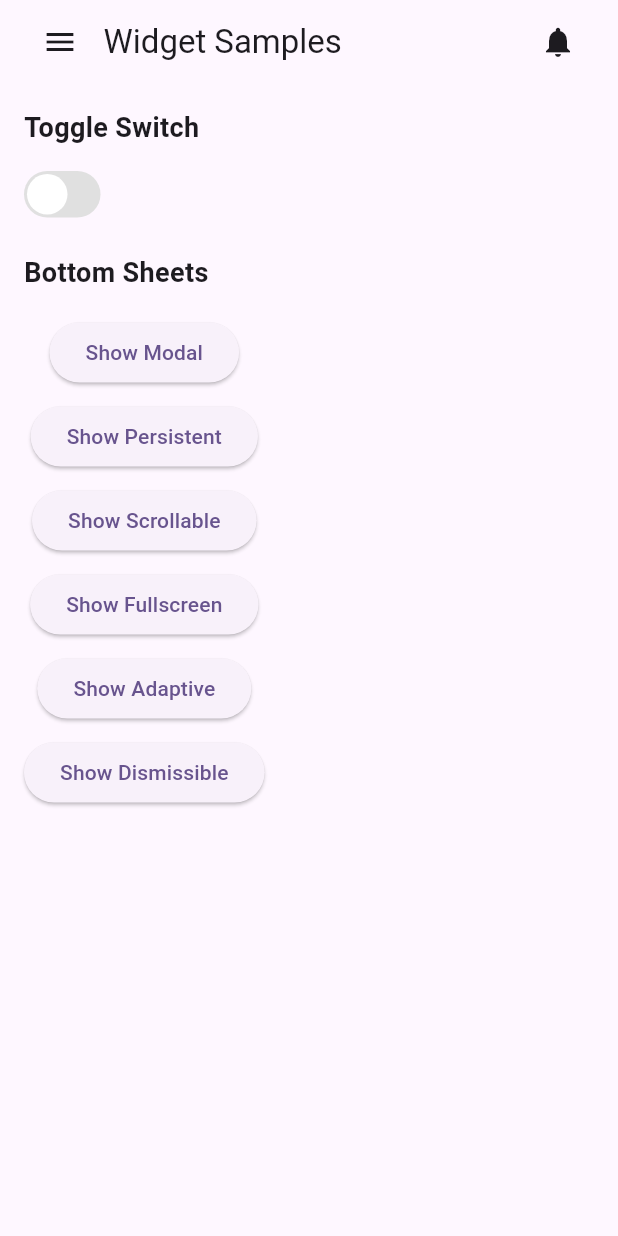
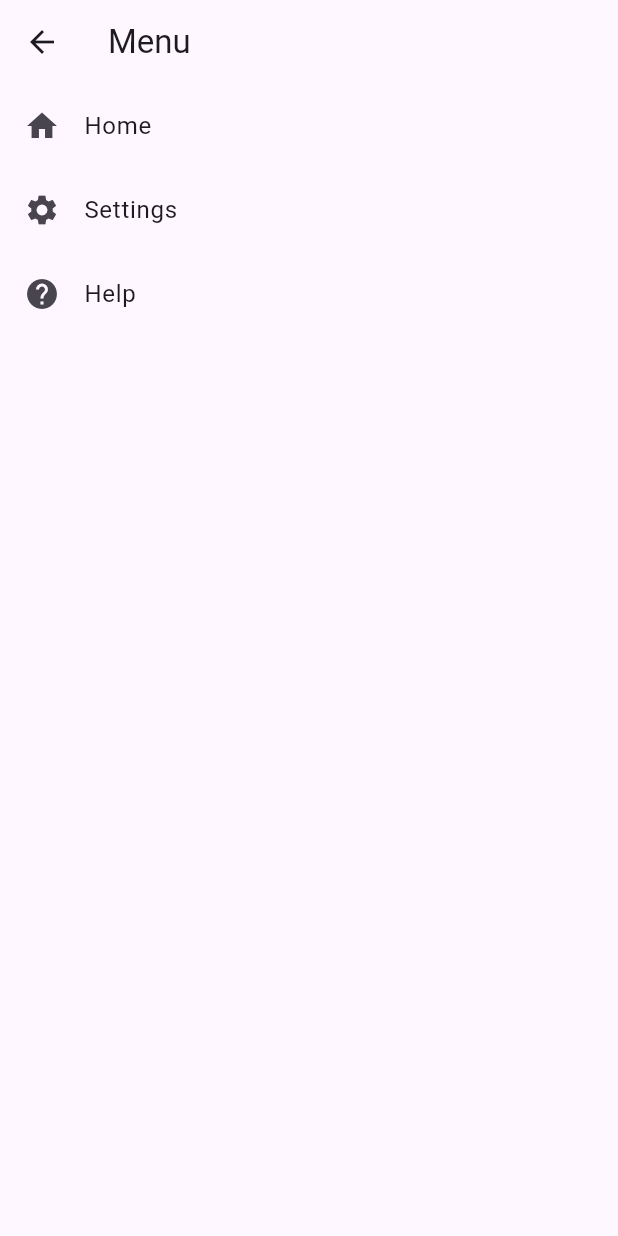
Before and after one commit to BlackBean99/whatever-app, a Flutter app: the screen it shows after launch, after a tap on the "menu" icon, on a phone screen of 412 x 824 dp. Run offline on Flutter 3.47's test engine with Material 3 defaults, Android fonts, the phone set to English and light mode, and no system bars; our stand-ins replace google_fonts, smooth_page_indicator; missing offline and left inert: kakao_flutter_sdk.

Commit message:
[feat]: menu screen

```diff
--- a/app/whatever/lib/screens/sample_widget_view_page.dart
+++ b/app/whatever/lib/screens/sample_widget_view_page.dart
@@ -23,7 +23,23 @@ class _SampleWidgetViewPageState extends State<SampleWidgetViewPage> {
             IconButton(
               icon: const Icon(Icons.menu),
               onPressed: () {
-                // Handle menu button press
+                showGeneralDialog(
+                  context: context,
+                  barrierDismissible: true,
+                  barrierLabel: '',
+                  transitionDuration: const Duration(milliseconds: 300),
+                  pageBuilder: (context, animation, secondaryAnimation) {
+                    return SlideTransition(
+                      position: Tween<Offset>(
+                        begin: const Offset(-1.0, 0.0),
+                        end: Offset.zero,
+                      ).animate(animation),
+                      child: const Material(
+                        child: menu_page(),
+                      ),
+                    );
+                  },
+                );
               },
             ),
             const SizedBox(width: 5),
@@ -42,36 +58,7 @@ class _SampleWidgetViewPageState extends State<SampleWidgetViewPage> {
                         begin: const Offset(1.0, 0.0),
                         end: Offset.zero,
                       ).animate(animation),
-                      child: Material(
-                        child: Container(
-                          width: MediaQuery.of(context).size.width * 0.85,
-                          color: Theme.of(context).scaffoldBackgroundColor,
-                          child: SafeArea(
-                            child: Column(
-                              children: [
-                                AppBar(
-                                  title: const Text('Notifications'),
-                                  leading: IconButton(
-                                    icon: const Icon(Icons.arrow_back),
-                                    onPressed: () => Navigator.pop(context),
-                                  ),
-                                ),
-                                Expanded(
-                                  child: ListView.builder(
-                                    itemCount: 10,
-                                    itemBuilder: (context, index) {
-                                      return ListTile(
-                                        title:
-                                            Text('Notification ${index + 1}'),
-                                      );
-                                    },
-                                  ),
-                                ),
-                              ],
-                            ),
-                          ),
-                        ),
-                      ),
+                      child: const notification_screen(),
                     );
                   },
                 );
@@ -137,3 +124,87 @@ class _SampleWidgetViewPageState extends State<SampleWidgetViewPage> {
     );
   }
 }
+
+class notification_screen extends StatelessWidget {
+  const notification_screen({
+    super.key,
+  });
+
+  @override
+  Widget build(BuildContext context) {
+    return Material(
+      child: Container(
+        width: MediaQuery.of(context).size.width * 0.85,
+        color: Theme.of(context).scaffoldBackgroundColor,
+        child: SafeArea(
+          child: Column(
+            children: [
+              AppBar(
+                title: const Text('Notifications'),
+                leading: IconButton(
+                  icon: const Icon(Icons.arrow_back),
+                  onPressed: () => Navigator.pop(context),
+                ),
+              ),
+              Expanded(
+                child: ListView.builder(
+                  itemCount: 10,
+                  itemBuilder: (context, index) {
+                    return ListTile(
+                      title: Text('Notification ${index + 1}'),
+                    );
+                  },
+                ),
+              ),
+            ],
+          ),
+        ),
+      ),
+    );
+  }
+}
+
+class menu_page extends StatelessWidget {
+  const menu_page({
+    super.key,
+  });
+
+  @override
+  Widget build(BuildContext context) {
+    return Container(
+      width: MediaQuery.of(context).size.width * 0.85,
+      color: Theme.of(context).scaffoldBackgroundColor,
+      child: SafeArea(
+        child: Column(
+          children: [
+            AppBar(
+              title: const Text('Menu'),
+              leading: IconButton(
+                icon: const Icon(Icons.arrow_back),
+                onPressed: () => Navigator.pop(context),
+              ),
+            ),
+            Expanded(
+              child: ListView(
+                children: const [
+                  ListTile(
+                    leading: Icon(Icons.home),
+                    title: Text('Home'),
+                  ),
+                  ListTile(
+                    leading: Icon(Icons.settings),
+                    title: Text('Settings'),
+                  ),
+                  ListTile(
+                    leading: Icon(Icons.help),
+                    title: Text('Help'),
+                  ),
+                ],
+              ),
+            ),
+          ],
+        ),
+      ),
+    );
+  }
+}
```
